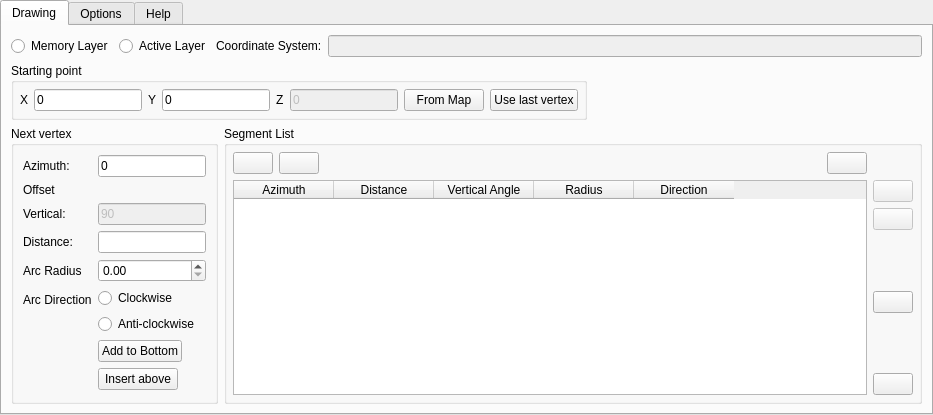
First picture: the form in dock.ui, repository mpetroff/qgsazimuth, before the edit.
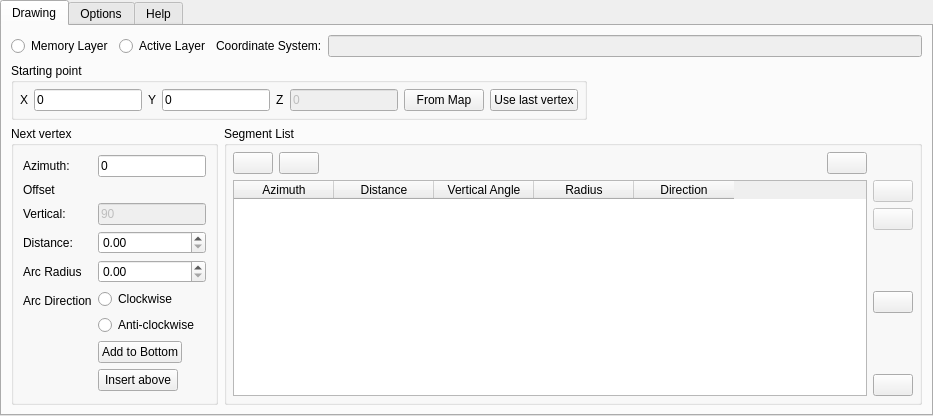
Second picture: the form after the edit. Icons and pictures are not drawn.

Commit message: Make distance a spin box to avoid errors from blank/text input.

Patch:
```diff
--- a/dock.ui
+++ b/dock.ui
@@ -372,15 +372,15 @@
            </widget>
           </item>
           <item row="3" column="1">
-           <widget class="QLineEdit" name="lineEdit_nextDistance">
+           <widget class="QDoubleSpinBox" name="lineEdit_nextDistance">
             <property name="sizePolicy">
-             <sizepolicy hsizetype="Fixed" vsizetype="Fixed">
+             <sizepolicy hsizetype="MinimumExpanding" vsizetype="Fixed">
               <horstretch>0</horstretch>
               <verstretch>0</verstretch>
              </sizepolicy>
             </property>
-            <property name="text">
-             <string/>
+            <property name="maximum">
+             <double>999999999.000000000000000</double>
             </property>
            </widget>
           </item>
```
The commit also changes 2 other files.
